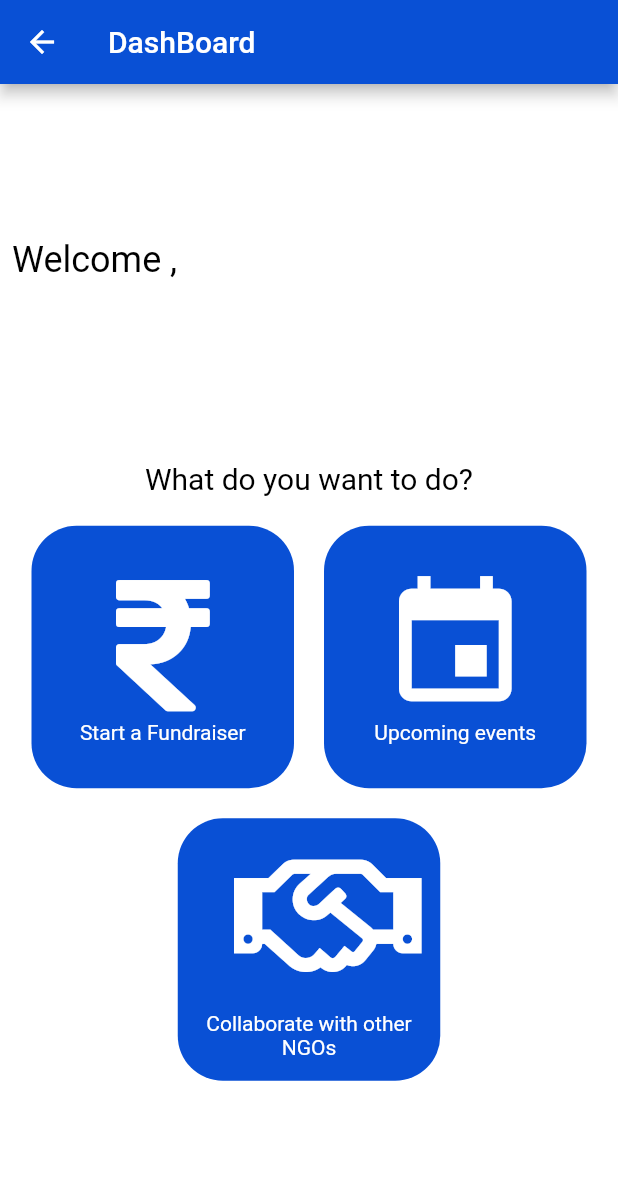
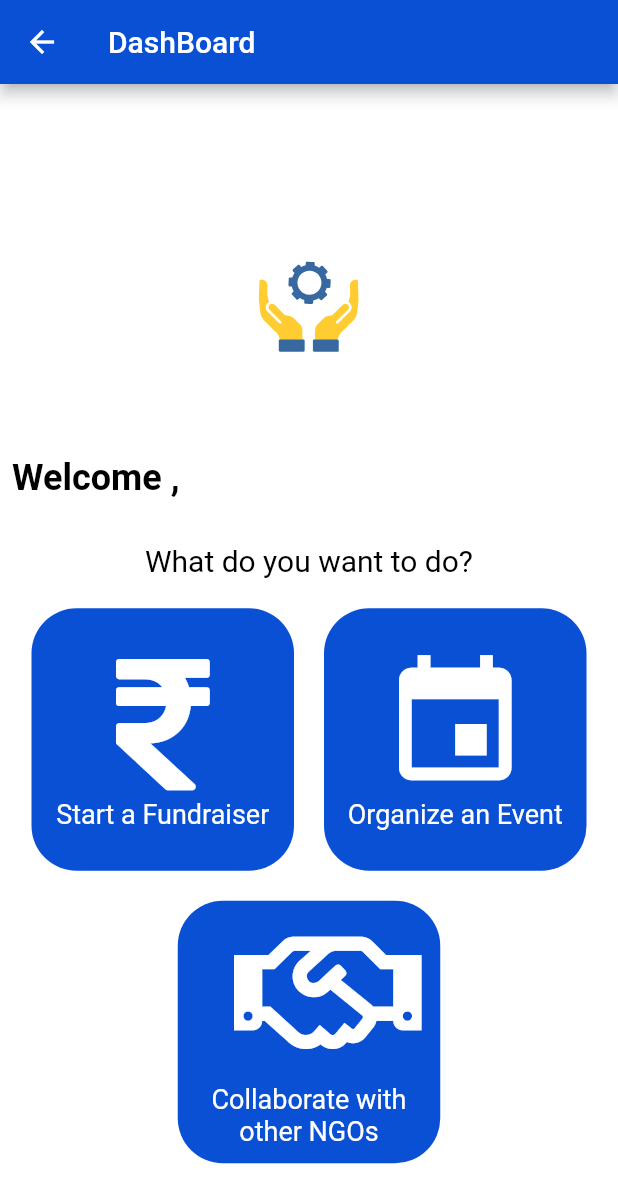
Before and after one commit to Yashs1623/LOC4.0_TechyCrafts, a Flutter app: the NGO_home screen opened directly with empty values, on a phone screen of 412 x 824 dp. Shown: the top 1203 px of the screen. Run offline on Flutter 3.47's test engine with Material 2 defaults, Android fonts, the phone set to English and light mode, and no system bars; our stand-ins replace bottom_navy_bar, flutter_image_slideshow, flutter_secure_storage, font_awesome_flutter, google_maps_flutter, lottie and 1 more; missing offline and left inert: kommunicate_flutter, razorpay_flutter; accounts and stored records are empty; network calls fail.

Commit message:
final push

```diff
--- a/lib/Screens/NGO_home.dart
+++ b/lib/Screens/NGO_home.dart
@@ -4,6 +4,7 @@ import 'package:font_awesome_flutter/font_awesome_flutter.dart';
 import 'fundraiser_form.dart';
 import 'volunteer_form.dart';
 import 'collabration_screen.dart';
+import 'package:lottie/lottie.dart';
 
 class NGO_home extends StatefulWidget {
   NGO_home({required this.name});
@@ -25,6 +26,8 @@ class _NGO_homeState extends State<NGO_home> {
       body: Column(
         mainAxisAlignment: MainAxisAlignment.center,
         children: [
+          Lottie.asset('assets/lottie/helpandsupport.json',
+              height: 200, width: 200),
           Row(
             children: [
               Padding(
@@ -32,13 +35,16 @@ class _NGO_homeState extends State<NGO_home> {
                 child: Text(
                   'Welcome ${widget.name},',
                   textAlign: TextAlign.left,
-                  style: TextStyle(fontSize: 24.0, color: Colors.black),
+                  style: TextStyle(
+                      fontSize: 24.0,
+                      color: Colors.black,
+                      fontWeight: FontWeight.bold),
                 ),
               ),
             ],
           ),
           SizedBox(
-            height: 120.0,
+            height: 30.0,
           ),
           Text(
             'What do you want to do?',
@@ -71,6 +77,7 @@ class _NGO_homeState extends State<NGO_home> {
                       ),
                       Text(
                         'Start a Fundraiser',
+                        style: TextStyle(fontSize: 18.0),
                       ),
                     ],
                   ),
@@ -99,7 +106,8 @@ class _NGO_homeState extends State<NGO_home> {
                         size: 100.0,
                       ),
                       Text(
-                        'Upcoming events',
+                        'Organize an Event',
+                        style: TextStyle(fontSize: 18.0),
                       ),
                     ],
                   ),
@@ -132,6 +140,7 @@ class _NGO_homeState extends State<NGO_home> {
                   Text(
                     'Collaborate with other NGOs',
                     textAlign: TextAlign.center,
+                    style: TextStyle(fontSize: 18.0),
                   ),
                 ],
               ),
--- a/lib/Screens/fundraiser_form.dart
+++ b/lib/Screens/fundraiser_form.dart
@@ -66,6 +66,7 @@ class _FundformState extends State<Fundform> {
   Widget build(BuildContext context) {
     var dateValue = TextEditingController();
     return Scaffold(
+      resizeToAvoidBottomInset: false,
       backgroundColor: Colors.white,
       appBar: AppBar(
         title: Text('Fundraiser Info'),
--- a/lib/Screens/map_screen.dart
+++ b/lib/Screens/map_screen.dart
@@ -35,7 +35,7 @@ class _Maps_ScreenState extends State<Maps_Screen> {
     return Scaffold(
       appBar: AppBar(
         title: const Text('Nearest NGOs'),
-        backgroundColor: Colors.green[700],
+        backgroundColor: kthemecolor,
       ),
       body: GoogleMap(
         onMapCreated: _onMapCreated,
--- a/lib/Screens/register_screen_ngo.dart
+++ b/lib/Screens/register_screen_ngo.dart
@@ -51,6 +51,7 @@ class _RegisterScreenNGOState extends State<RegisterScreenNGO> {
   @override
   Widget build(BuildContext context) {
     return Scaffold(
+      resizeToAvoidBottomInset: false,
       backgroundColor: Colors.white,
       body: Padding(
         padding: EdgeInsets.symmetric(horizontal: 24.0),
--- a/lib/Screens/volunteer_form.dart
+++ b/lib/Screens/volunteer_form.dart
@@ -19,6 +19,7 @@ class _VolunteerformState extends State<Volunteerform> {
   @override
   Widget build(BuildContext context) {
     return Scaffold(
+      resizeToAvoidBottomInset: false,
       backgroundColor: Colors.white,
       appBar: AppBar(
         title: Text('Volunteer Form'),
```
Also changed, not shown: lib/Screens/fundraiser_screen.dart (+48 -45 lines).
